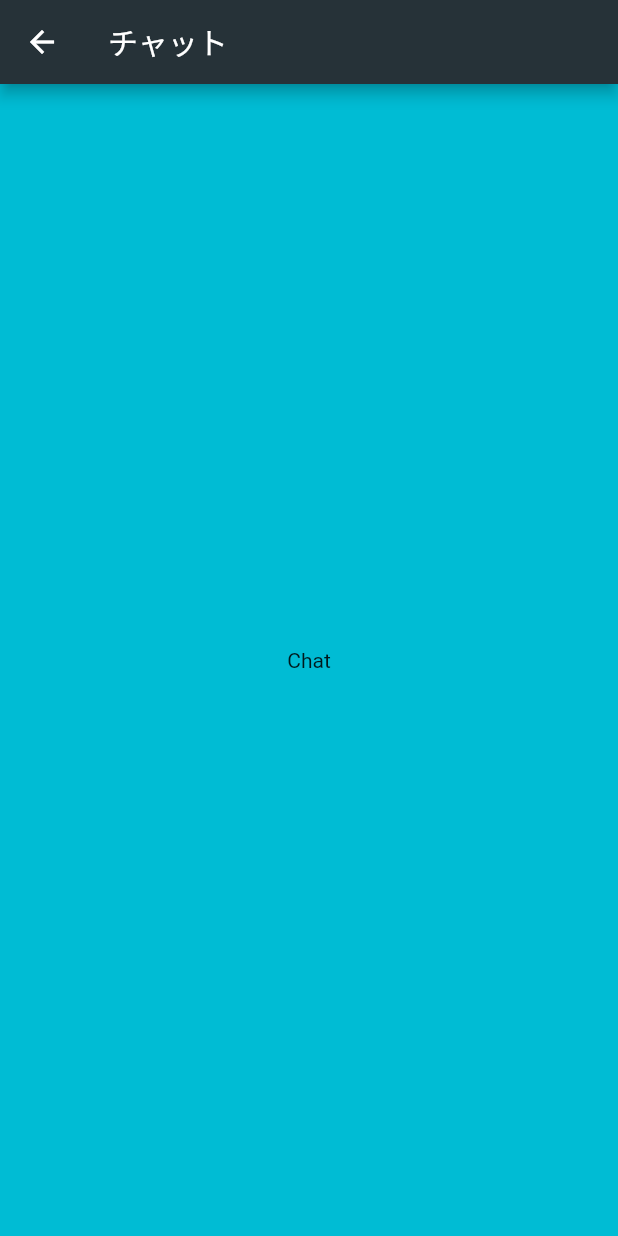
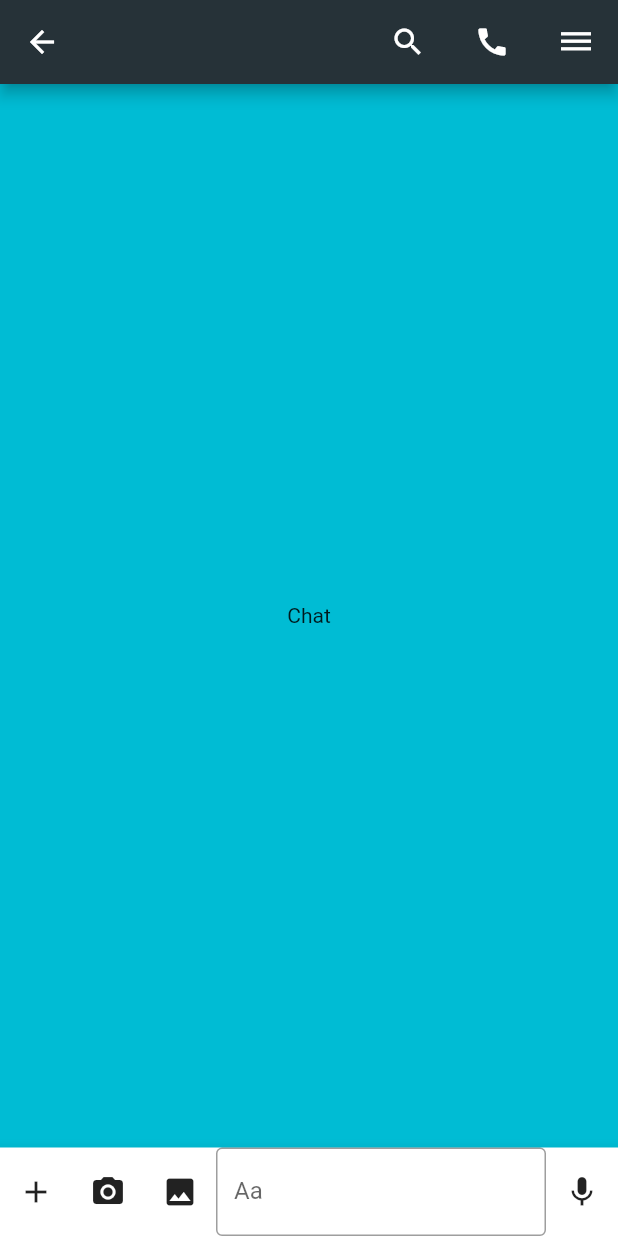
Before and after one commit to daisukesone/flutter_sample_app, a Flutter app: the Chat screen opened directly, on a phone screen of 412 x 824 dp. Run offline on Flutter 3.47's test engine with Material 2 defaults, Android fonts, the phone set to English and light mode, and no system bars; our stand-ins replace flutter_slidable.

Commit message:
tutorial complete

```diff
--- a/lib/routes/chat_route.dart
+++ b/lib/routes/chat_route.dart
@@ -1,14 +1,56 @@
 import 'package:flutter/material.dart';
 
 class Chat extends StatelessWidget{
+  String username;
+  Chat({String username}){
+    this.username = username ;
+  }
   @override
   Widget build(BuildContext context){
     return Scaffold(
       appBar: AppBar(
-        title: Text("チャット"),
+        title: Text(this.username ?? '',
+        ),
+        actions: [Padding(padding: const EdgeInsets.all(4.0),
+        child: IconButton(
+          icon: Icon(Icons.search),
+          onPressed: () => {},
+        ),
+        ),
+          Padding(padding: const EdgeInsets.all(4.0),
+            child: IconButton(
+              icon: Icon(Icons.call),
+              onPressed: () => {},
+            ),
+          ),
+          Padding(padding: const EdgeInsets.all(4.0),
+            child: IconButton(
+              icon: Icon(Icons.dehaze),
+              onPressed: () => {},
+            ),
+          )],
       ),
       body: Center(child: Text("Chat")),
       backgroundColor: Colors.cyan,
+      bottomNavigationBar: BottomAppBar(
+        child: Row(
+          children: <Widget>[
+            IconButton(icon: Icon(Icons.add), onPressed: () => {},),
+            IconButton(icon: Icon(Icons.camera_alt), onPressed: () => {},),
+            IconButton(icon: Icon(Icons.photo), onPressed: () => {},),
+            Expanded(child: TextField(
+              decoration: InputDecoration(
+                border: OutlineInputBorder(),
+                labelText: 'Aa',
+              ),
+            ),
+
+            ),
+            IconButton(icon: Icon(Icons.mic), onPressed: ()=> {},
+            )
+          ],
+        ),
+      ),
     );
   }
 }
--- a/lib/tile.dart
+++ b/lib/tile.dart
@@ -1,5 +1,6 @@
 import 'package:flutter/material.dart';
 import 'package:flutter_slidable/flutter_slidable.dart';
+import 'routes/chat_route.dart';
 
 class Tile extends StatelessWidget{
 
@@ -28,7 +29,11 @@ class Tile extends StatelessWidget{
             ),
             title: Text(this.username),
             subtitle: Text(this.message),
-            onTap: ()=>{},
+            onTap: ()=>{
+              Navigator.push(context, MaterialPageRoute(builder: (context) => Chat(
+                username: this.username,
+              )))
+            },
           ),
         ),
     actions: <Widget>[
```
